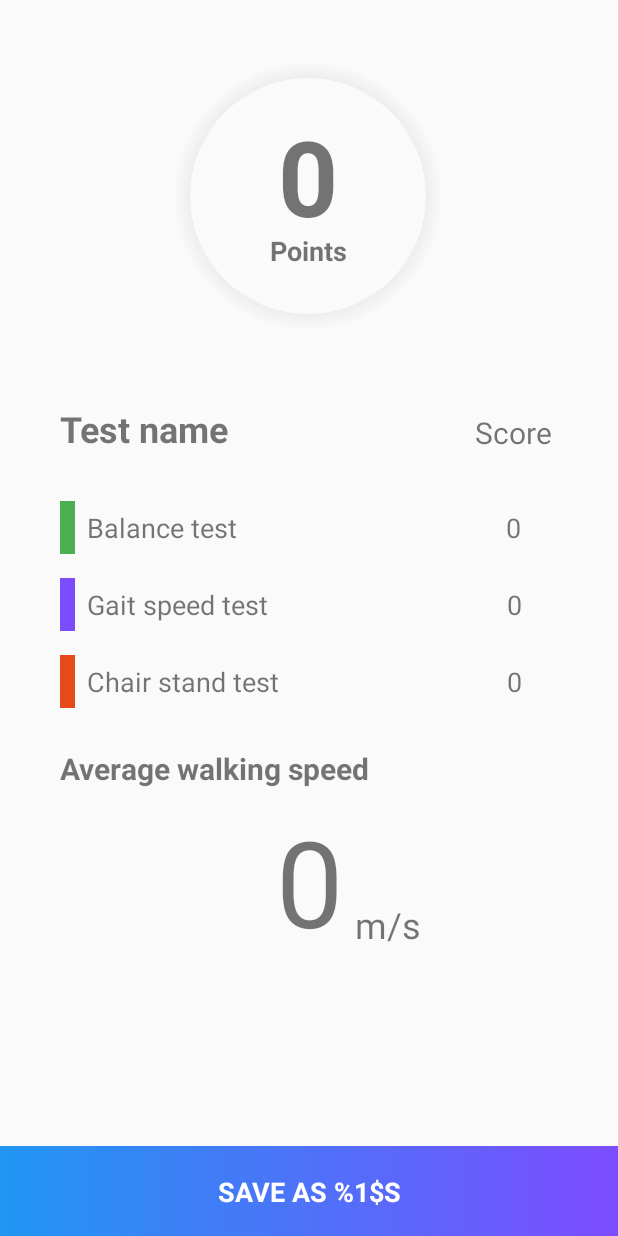
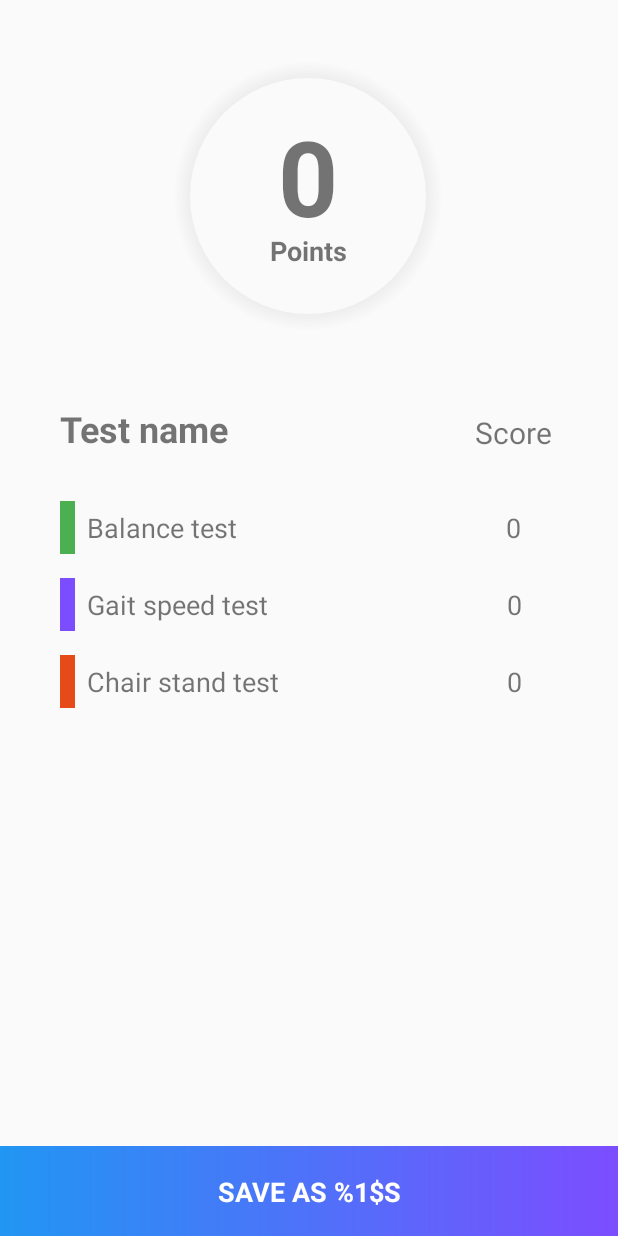
Before and after one commit to Selutario/SPPB-app, an Android app: the layout fragment_score.xml on its own in the app's theme, with its tools: preview values and no code run, on a phone screen of 412 x 824 dp. Run offline under Robolectric (Android 15) with nearby library versions, the phone set to English and light mode, and no system bars.

Commit message:
Fixed bug that always displayed walking speed.

```diff
--- a/SPPB_TFG/app/src/main/java/com/example/sppb_tfg/ScoreFragment.java
+++ b/SPPB_TFG/app/src/main/java/com/example/sppb_tfg/ScoreFragment.java
@@ -134,6 +134,7 @@ public class ScoreFragment extends Fragment {
         } else { // if not full test, show only the corresponding items.
             pb_score = 25*score;
             constraing_explaining.setVisibility(View.GONE);
+            constraing_average_speed.setVisibility(View.GONE);
 
             if (mCurrentTest == 1){
                 iv_gait_color.setVisibility(View.GONE);
--- a/SPPB_TFG/app/src/main/res/layout/fragment_score.xml
+++ b/SPPB_TFG/app/src/main/res/layout/fragment_score.xml
@@ -221,7 +221,8 @@
                 app:layout_constraintEnd_toEndOf="parent"
                 app:layout_constraintHorizontal_bias="0.0"
                 app:layout_constraintStart_toStartOf="parent"
-                app:layout_constraintTop_toBottomOf="@+id/tv_chair_score_label">
+                app:layout_constraintTop_toBottomOf="@+id/tv_chair_score_label"
+                tools:visibility="gone">
 
                 <TextView
                     android:id="@+id/textView6"
```
